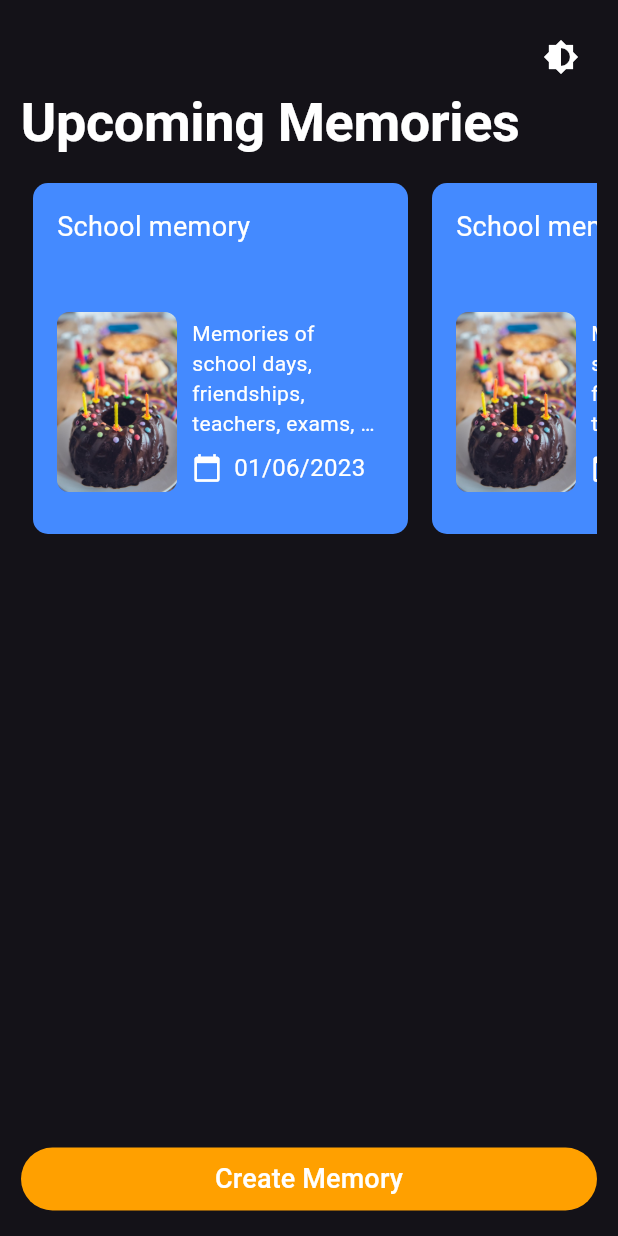
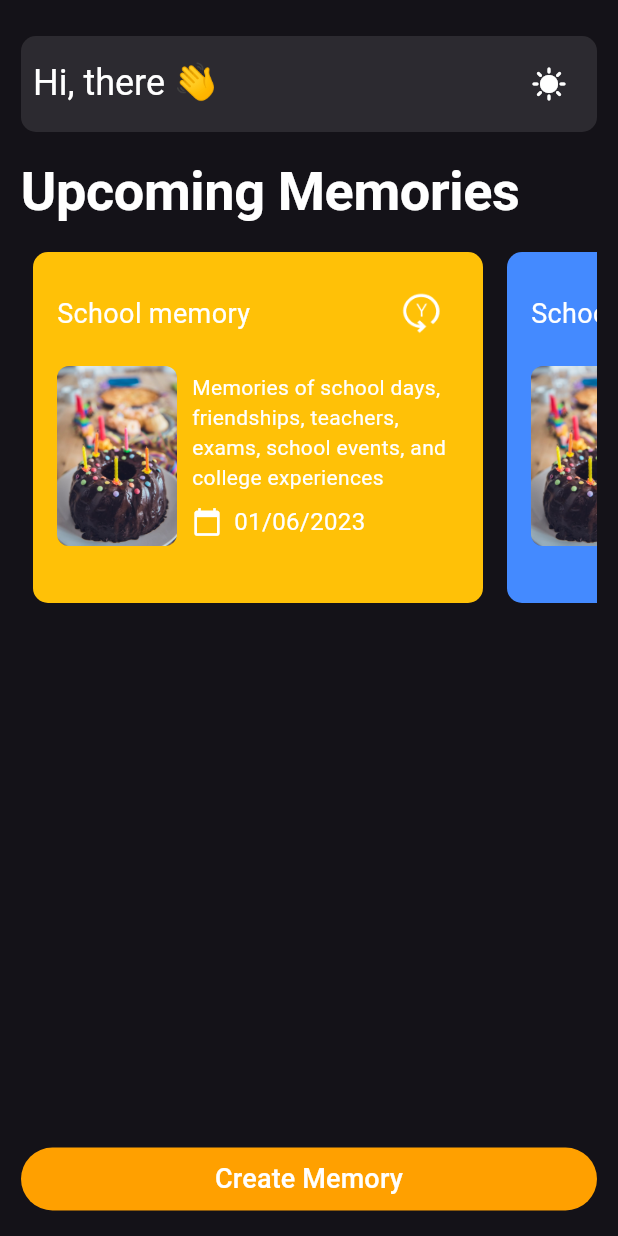
Before and after one commit to shrutikahilale/time_capsule_flutter_app, a Flutter app: the screen it shows after launch, on a phone screen of 412 x 824 dp. Run offline on Flutter 3.47's test engine with Material 3 defaults, Android fonts, the phone set to English and light mode, and no system bars; our stand-ins replace get, google_fonts, image_picker, loading_animation_widget, photo_view, timelines.

Commit message:
updated icons

```diff
--- a/lib/controllers/user_controller.dart
+++ b/lib/controllers/user_controller.dart
@@ -1,6 +1,7 @@
 import 'dart:io';
 
 import 'package:get/get.dart';
+import 'package:intl/intl.dart';
 import 'package:time_capsule_app/modal/time_capsule_model.dart';
 
 class UserController extends GetxController {
@@ -19,6 +20,24 @@ class UserController extends GetxController {
         description:
             'Memories of school days, friendships, teachers, exams, school events, and college experiences',
         date: '01/06/2023',
+        memoryState: 'upcoming',
+        reminderCriteria: 'Every day',
+        memories: <File>[File('assets/images/img.jpeg')],
+      ),
+      TimeCapsule(
+        title: 'School memory',
+        description:
+            'Memories of school days, friendships, teachers, exams, school events, and college experiences',
+        date: '01/04/2023',
+        memoryState: 'upcoming',
+        reminderCriteria: 'Every day',
+        memories: <File>[File('assets/images/img.jpeg')],
+      ),
+      TimeCapsule(
+        title: 'School memory',
+        description:
+            'Memories of school days, friendships, teachers, exams, school events, and college experiences',
+        date: '01/01/2023',
         memoryState: 'upcoming',
         reminderCriteria: 'Every day',
         memories: <File>[File('assets/images/img.jpeg')],
@@ -64,7 +83,7 @@ class UserController extends GetxController {
         description:
             'Memories of school days, friendships, teachers, exams, school events, and college experiences',
         date: '01/06/2023',
-        memoryState: 'completed',
+        memoryState: 'upcoming',
         reminderCriteria: 'Every year',
         memories: <File>[File('assets/images/img.jpeg')],
       ),
@@ -73,7 +92,7 @@ class UserController extends GetxController {
         description:
             'Memories of school days, friendships, teachers, exams, school events, and college experiences',
         date: '01/06/2023',
-        memoryState: 'ongoing',
+        memoryState: 'active',
         reminderCriteria: 'Every year',
         memories: <File>[File('assets/images/img.jpeg')],
       ),
@@ -84,4 +103,61 @@ class UserController extends GetxController {
   Future<void> addTimeCapsule(TimeCapsule capsule) async {
     timeCapsules.add(capsule);
   }
+
+  List<TimeCapsule> get sortedTimeCapsules {
+    List<TimeCapsule> upcomingCapsules = [];
+    List<TimeCapsule> activeCapsules = [];
+    DateTime now = DateTime.now();
+
+    // Separate the capsules
+    for (var capsule in timeCapsules) {
+      if (capsule.memoryState == "upcoming") {
+        upcomingCapsules.add(capsule);
+      } else {
+        activeCapsules.add(capsule);
+      }
+    }
+
+    // Sort each list based on nextReminderDate
+    upcomingCapsules.sort(
+        (a, b) => a.nextReminderDate(now).compareTo(b.nextReminderDate(now)));
+    activeCapsules.sort(
+        (a, b) => a.nextReminderDate(now).compareTo(b.nextReminderDate(now)));
+
+    // Concatenate the lists with upcomingCapsules first
+    List<TimeCapsule> sortedCapsules = [...activeCapsules, ...upcomingCapsules];
+
+    return sortedCapsules;
+  }
+
+  // Function to parse date
+  DateTime parseDate(String date) {
+    return DateFormat('dd/MM/yyyy').parse(date);
+  }
 }
+
+extension on TimeCapsule {
+  DateTime get parsedDate => DateFormat('dd/MM/yyyy').parse(date);
+
+  DateTime nextReminderDate(DateTime currentDate) {
+    switch (reminderCriteria) {
+      case 'Every day':
+        return parsedDate.isBefore(currentDate) ? currentDate : parsedDate;
+      case 'Every week':
+        return parsedDate.isBefore(currentDate)
+            ? currentDate.add(
+                Duration(days: 7 - currentDate.weekday + parsedDate.weekday))
+            : parsedDate;
+      case 'Every month':
+        return parsedDate.isBefore(currentDate)
+            ? DateTime(currentDate.year, currentDate.month + 1, parsedDate.day)
+            : parsedDate;
+      case 'Every year':
+        return parsedDate.isBefore(currentDate)
+            ? DateTime(currentDate.year + 1, parsedDate.month, parsedDate.day)
+            : parsedDate;
+      default:
+        return parsedDate;
+    }
+  }
+}
--- a/lib/screens/homepage.dart
+++ b/lib/screens/homepage.dart
@@ -4,6 +4,7 @@ import 'package:provider/provider.dart';
 import 'package:time_capsule_app/controllers/user_controller.dart';
 import 'package:time_capsule_app/screens/upcoming_time_capsules.dart';
 
+import '../theme/app_themedata.dart';
 import '../theme/theme_notifier.dart';
 import '../utility/buttons.dart';
 import '../utility/texts.dart';
@@ -24,18 +25,33 @@ class HomePage extends StatelessWidget {
             Expanded(
               child: ListView(
                 children: [
-                  Row(
-                    mainAxisAlignment: MainAxisAlignment.end,
+                  hbox(10.0),
+                  Container(
+                    decoration: BoxDecoration(
+                      color: Theme.of(context).cardColor,
+                      borderRadius: BorderRadius.circular(10.0),
+                    ),
+                    padding: const EdgeInsets.all(8.0),
+                    child: Row(
+                      mainAxisAlignment: MainAxisAlignment.spaceBetween,
                       children: [
+                        titlewidget(context, 'Hi, there 👋'),
                         IconButton(
                           onPressed: () {
                             Provider.of<ThemeNotifier>(context, listen: false)
                                 .switchTheme();
                           },
-                        icon: const Icon(Icons.brightness_6),
+                          icon:
+                              Provider.of<ThemeNotifier>(context, listen: false)
+                                          .currentTheme ==
+                                      darkTheme
+                                  ? const Icon(Icons.sunny)
+                                  : const Icon(Icons.brightness_2),
                         ),
                       ],
                     ),
+                  ),
+                  hbox(20.0),
                   headingwidget(context, 'Upcoming Memories'),
                   const SizedBox(height: 12.0),
                   UpcomingTimeCapsules(),
--- a/lib/screens/upcoming_time_capsules.dart
+++ b/lib/screens/upcoming_time_capsules.dart
@@ -2,6 +2,7 @@ import 'package:flutter/material.dart';
 import 'package:get/get.dart';
 import 'package:time_capsule_app/controllers/user_controller.dart';
 import 'package:time_capsule_app/utility/texts.dart';
+
 import '../utility/time_capsule_card.dart';
 import 'view_all_time_capules.dart';
 
@@ -16,14 +17,14 @@ class UpcomingTimeCapsules extends StatelessWidget {
       children: [
         SizedBox(
           height: 250,
-          child: Obx(
-            () => userController.timeCapsules.isNotEmpty
+          child: Obx(() {
+            var sortedTimeCapsules = userController.sortedTimeCapsules;
+            return sortedTimeCapsules.isNotEmpty
                 ? ListView.builder(
                     scrollDirection: Axis.horizontal,
                     itemCount: 4,
                     itemBuilder: (context, index) {
-                      if (userController.timeCapsules.length > 3 &&
-                          index == 3) {
+                      if (sortedTimeCapsules.length > 3 && index == 3) {
                         return Padding(
                           padding: const EdgeInsets.all(8.0),
                           child: TextButton(
@@ -32,7 +33,7 @@ class UpcomingTimeCapsules extends StatelessWidget {
                             },
                             style: TextButton.styleFrom(
                               padding: const EdgeInsets.all(0),
-                              backgroundColor: Colors.white10,
+                              backgroundColor: Theme.of(context).cardColor,
                               shape: RoundedRectangleBorder(
                                 borderRadius: BorderRadius.circular(10.0),
                               ),
@@ -48,7 +49,7 @@ class UpcomingTimeCapsules extends StatelessWidget {
                                   Container(
                                     decoration: BoxDecoration(
                                       borderRadius: BorderRadius.circular(50.0),
-                                      color: Colors.white10,
+                                      color: Theme.of(context).cardColor,
                                     ),
                                     child: Icon(
                                       Icons.navigate_next_outlined,
@@ -61,10 +62,10 @@ class UpcomingTimeCapsules extends StatelessWidget {
                           ),
                         );
                       } else {
-                        if (index < userController.timeCapsules.length) {
+                        if (index < sortedTimeCapsules.length) {
                           return timeCapsuleCard(
                             context,
-                            userController.timeCapsules[index],
+                            sortedTimeCapsules[index],
                           );
                         } else {
                           return hbox(0.0);
@@ -75,8 +76,8 @@ class UpcomingTimeCapsules extends StatelessWidget {
                 : Center(
                     child: textwidget(context,
                         'Create your first memory by clicking below!!'),
-                  ),
-          ),
+                  );
+          }),
         ),
       ],
     );
--- a/lib/screens/view_all_time_capules.dart
+++ b/lib/screens/view_all_time_capules.dart
@@ -1,12 +1,12 @@
 import 'package:flutter/material.dart';
 import 'package:get/get.dart';
+import 'package:time_capsule_app/utility/texts.dart';
 import 'package:time_capsule_app/utility/time_capsule_tile.dart';
 import 'package:timelines/timelines.dart';
-import '../utility/time_capsule_card.dart';
-import 'package:time_capsule_app/utility/texts.dart';
 
 import '../controllers/user_controller.dart';
 import '../modal/time_capsule_model.dart';
+import '../utility/time_capsule_card.dart';
 
 class AllTimeCapsulesScreen extends StatefulWidget {
   const AllTimeCapsulesScreen({super.key});
@@ -51,7 +51,7 @@ class _AllTimeCapsulesScreenState extends State<AllTimeCapsulesScreen> {
               Expanded(
                 child: Obx(
                   () {
-                    var sortedTimeCapsules = userController.timeCapsules;
+                    var sortedTimeCapsules = userController.sortedTimeCapsules;
                     return sortedTimeCapsules.isNotEmpty
                         ? isCardView
                             ? _buildCardView(context, sortedTimeCapsules)
--- a/lib/theme/app_themedata.dart
+++ b/lib/theme/app_themedata.dart
@@ -38,6 +38,8 @@ final ThemeData lightTheme = ThemeData(
     hintStyle: const TextStyle(color: Colors.grey),
     labelStyle: const TextStyle(color: Colors.blue),
   ),
+  cardColor: Colors.black12,
+  canvasColor: Colors.black12,
   fontFamily: GoogleFonts.kumbhSans().fontFamily,
 );
 
@@ -78,5 +80,7 @@ final ThemeData darkTheme = ThemeData(
     hintStyle: TextStyle(color: Colors.grey[400]),
     labelStyle: TextStyle(color: Colors.grey[400]),
   ),
+  cardColor: Colors.white10,
+  canvasColor: Colors.blueGrey.shade800,
   fontFamily: GoogleFonts.kumbhSans().fontFamily,
 );
--- a/lib/utility/time_capsule_card.dart
+++ b/lib/utility/time_capsule_card.dart
@@ -1,19 +1,21 @@
 import 'package:flutter/material.dart';
 import 'package:get/get.dart';
-import 'package:time_capsule_app/utility/colors.dart';
 import 'package:time_capsule_app/utility/texts.dart';
+import 'package:time_capsule_app/utility/time_capsule_data_processing.dart';
+
 import '../modal/time_capsule_model.dart';
 import '../screens/view_time_capsule.dart';
 
 Widget timeCapsuleCard(BuildContext context, TimeCapsule timeCapsule) {
   Color stateColor = getStateColor(timeCapsule.memoryState);
+  String imagePath = getReminderCriteriaImagePath(timeCapsule.reminderCriteria);
 
   return GestureDetector(
     onTap: () {
       Get.to(() => DisplayTimeCapsule(timeCapsule: timeCapsule));
     },
     child: Container(
-      width: 250.0,
+      width: 300.0,
       decoration: BoxDecoration(
         color: stateColor,
         borderRadius: BorderRadius.circular(10.0),
@@ -23,8 +25,11 @@ Widget timeCapsuleCard(BuildContext context, TimeCapsule timeCapsule) {
       child: Column(
         crossAxisAlignment: CrossAxisAlignment.start,
         children: [
+          Row(
+            crossAxisAlignment: CrossAxisAlignment.center,
+            mainAxisAlignment: MainAxisAlignment.spaceBetween,
+            children: [
               SizedBox(
-            height: 60,
                 child: Text(
                   timeCapsule.title,
                   style: const TextStyle(fontSize: 18.0, color: Colors.white),
@@ -32,6 +37,12 @@ Widget timeCapsuleCard(BuildContext context, TimeCapsule timeCapsule) {
                   softWrap: true,
                   maxLines: 2,
                 ),
+              ),
+              Image.asset(
+                imagePath,
+                height: 50.0,
+              ),
+            ],
           ),
           hbox(10.0),
           Row(
@@ -64,13 +75,16 @@ Widget timeCapsuleCard(BuildContext context, TimeCapsule timeCapsule) {
                     hbox(8.0),
                     Row(
                       children: [
-                        Icon(
+                        const Icon(
                           Icons.calendar_today,
                           size: 20,
-                          color: Theme.of(context).iconTheme.color,
+                          color: Colors.white,
                         ),
                         wbox(8.0),
-                        textwidget(context, timeCapsule.date),
+                        Text(
+                          timeCapsule.date,
+                          style: const TextStyle(color: Colors.white),
+                        ),
                       ],
                     )
                   ],
--- a/lib/utility/time_capsule_tile.dart
+++ b/lib/utility/time_capsule_tile.dart
@@ -1,8 +1,9 @@
 import 'package:flutter/material.dart';
 import 'package:get/get.dart';
-import 'package:time_capsule_app/utility/colors.dart';
 import 'package:time_capsule_app/utility/texts.dart';
+import 'package:time_capsule_app/utility/time_capsule_data_processing.dart';
 import 'package:timelines/timelines.dart';
+
 import '../modal/time_capsule_model.dart';
 import '../screens/view_time_capsule.dart';
 
--- a/pubspec.yaml
+++ b/pubspec.yaml
@@ -17,6 +17,8 @@ dependencies:
   google_fonts: ^6.2.1
   provider: ^6.1.2
   timelines: ^0.1.0
+  intl: ^0.19.0
+  photo_view: ^0.15.0
 
 dev_dependencies:
   flutter_test:
@@ -26,3 +28,7 @@ flutter:
   uses-material-design: true
   assets:
      - assets/images/img.jpeg
+     - assets/icons/every_month_reminder.png
+     - assets/icons/every_year_reminder.png
+     - assets/icons/every_day_reminder.png
+     - assets/icons/every_week_reminder.png
```
Also changed, not shown: lib/screens/create_time_capsule.dart (+6 -1 lines), lib/screens/full_screen_view.dart (added, +37 -0 lines), lib/screens/view_time_capsule.dart (+17 -1 lines), lib/utility/colors.dart (deleted, +0 -14 lines), lib/utility/time_capsule_data_processing.dart (added, +25 -0 lines), assets/icons/MEMORY CHEST.png (added), assets/icons/every_day_reminder.png (added), assets/icons/every_month_reminder.png (added), assets/icons/every_month_reminder.svg (added), assets/icons/every_week_reminder.png (added), assets/icons/every_year_reminder.png (added), pubspec.lock, 20 other files. Lines whose indentation alone changed are shown as unchanged.
